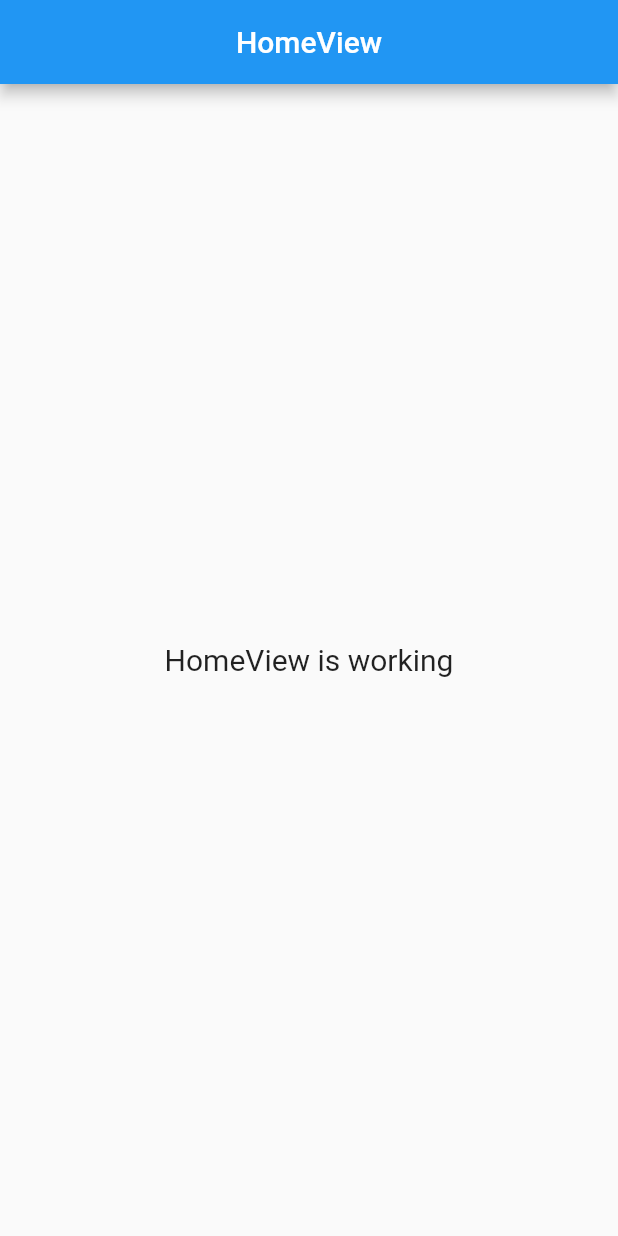
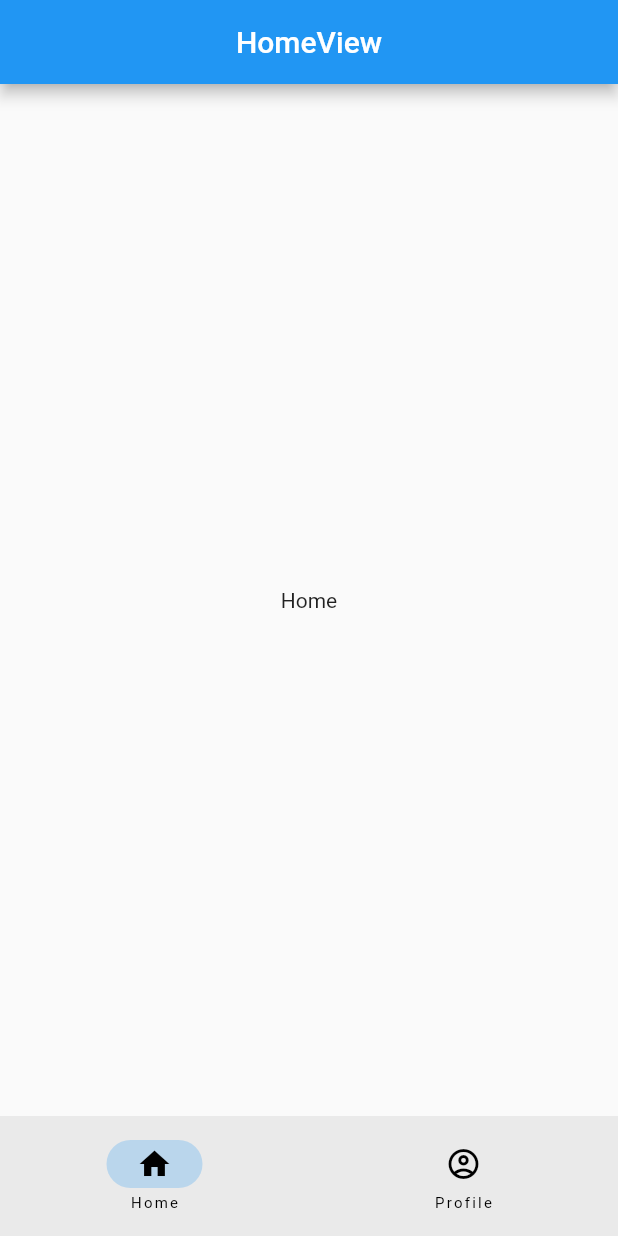
Before and after one commit to AbhiShake1/b_safe, a Flutter app: the screen it shows after launch, on a phone screen of 412 x 824 dp. Run offline on Flutter 3.47's test engine with Material 2 defaults, Android fonts, the light colour scheme and no system bars; our stand-ins replace get.

Commit message:
home_view: add bottom navigation bar

```diff
--- a/lib/app/modules/home/controllers/home_controller.dart
+++ b/lib/app/modules/home/controllers/home_controller.dart
@@ -3,7 +3,9 @@ import 'package:get/get.dart';
 class HomeController extends GetxController {
   //TODO: Implement HomeController
 
-  final count = 0.obs;
+  var count = 0.obs;
+  var currentIndex = 0.obs;
+
   @override
   void onInit() {
     super.onInit();
--- /dev/null
+++ b/lib/app/modules/home/views/FloatingActionButton.dart
@@ -0,0 +1,10 @@
+import 'package:flutter/material.dart';
+
+class BigFloatingActionButton extends StatelessWidget {
+  const BigFloatingActionButton({Key? key}) : super(key: key);
+
+  @override
+  Widget build(BuildContext context) {
+    return Container();
+  }
+}
--- a/lib/app/modules/home/views/home_view.dart
+++ b/lib/app/modules/home/views/home_view.dart
@@ -5,7 +5,18 @@ import 'package:get/get.dart';
 import '../controllers/home_controller.dart';
 
 class HomeView extends GetView<HomeController> {
-  const HomeView({Key? key}) : super(key: key);
+  static const TextStyle _textStyle = TextStyle(
+    fontSize: 40,
+    fontWeight: FontWeight.w700,
+    letterSpacing: 2,
+  );
+
+  List<Widget> pages = [
+    Text('Home'),
+    Text('Profile Page Noice'),
+  ];
+
+  HomeView({Key? key}) : super(key: key);
   @override
   Widget build(BuildContext context) {
     return Scaffold(
@@ -13,12 +24,29 @@ class HomeView extends GetView<HomeController> {
         title: const Text('HomeView'),
         centerTitle: true,
       ),
-      body: Center(
-        child: Text(
-          'HomeView is working',
-          style: TextStyle(fontSize: 20),
-        ),
-      ),
+      body: GetX<HomeController>(builder: (controller) {
+        return Center(
+          child: pages[Get.find<HomeController>().currentIndex.value],
+        );
+      }),
+      bottomNavigationBar: GetX<HomeController>(builder: (controller) {
+        return NavigationBar(
+          selectedIndex: Get.find<HomeController>().currentIndex.value,
+          onDestinationSelected: (int newIndex) {
+            Get.find<HomeController>().currentIndex.value = newIndex;
+          },
+          destinations: const [
+            NavigationDestination(
+                selectedIcon: Icon(Icons.home),
+                icon: Icon(Icons.home_outlined),
+                label: 'Home'),
+            NavigationDestination(
+                selectedIcon: Icon(Icons.account_circle),
+                icon: Icon(Icons.account_circle_outlined),
+                label: 'Profile'),
+          ],
+        );
+      }),
     );
   }
 }
--- a/lib/app/routes/app_pages.dart
+++ b/lib/app/routes/app_pages.dart
@@ -17,7 +17,7 @@ class AppPages {
   static final routes = [
     GetPage(
       name: _Paths.HOME,
-      page: () => const HomeView(),
+      page: () => HomeView(),
       binding: HomeBinding(),
     ),
     GetPage(
```
